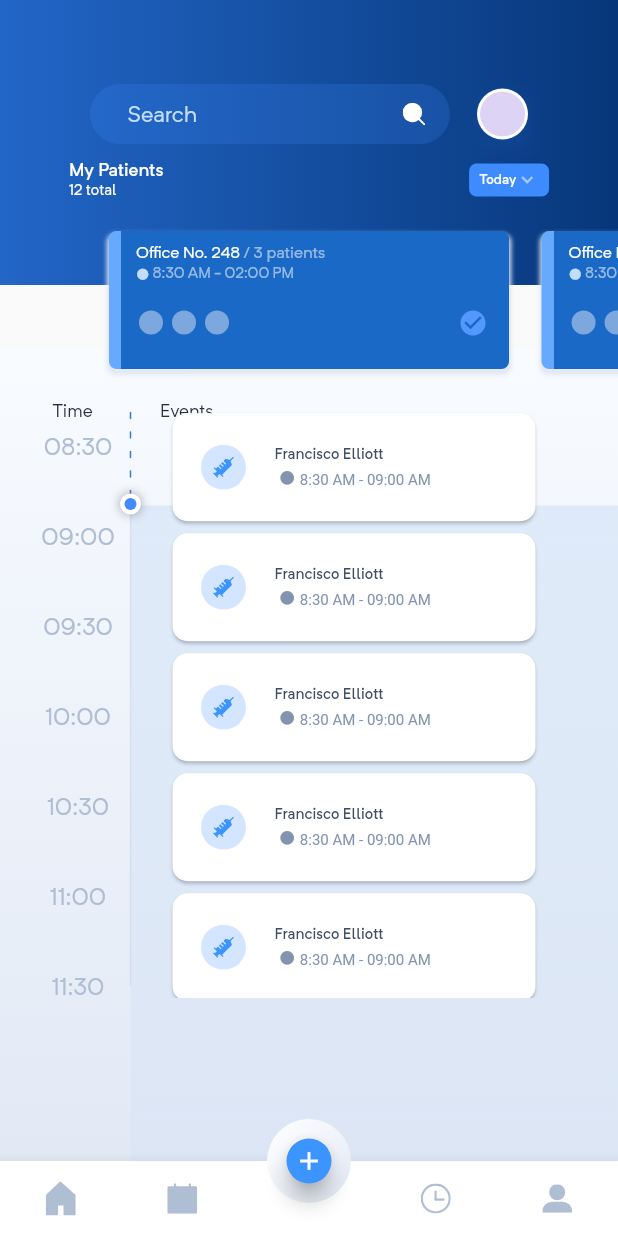
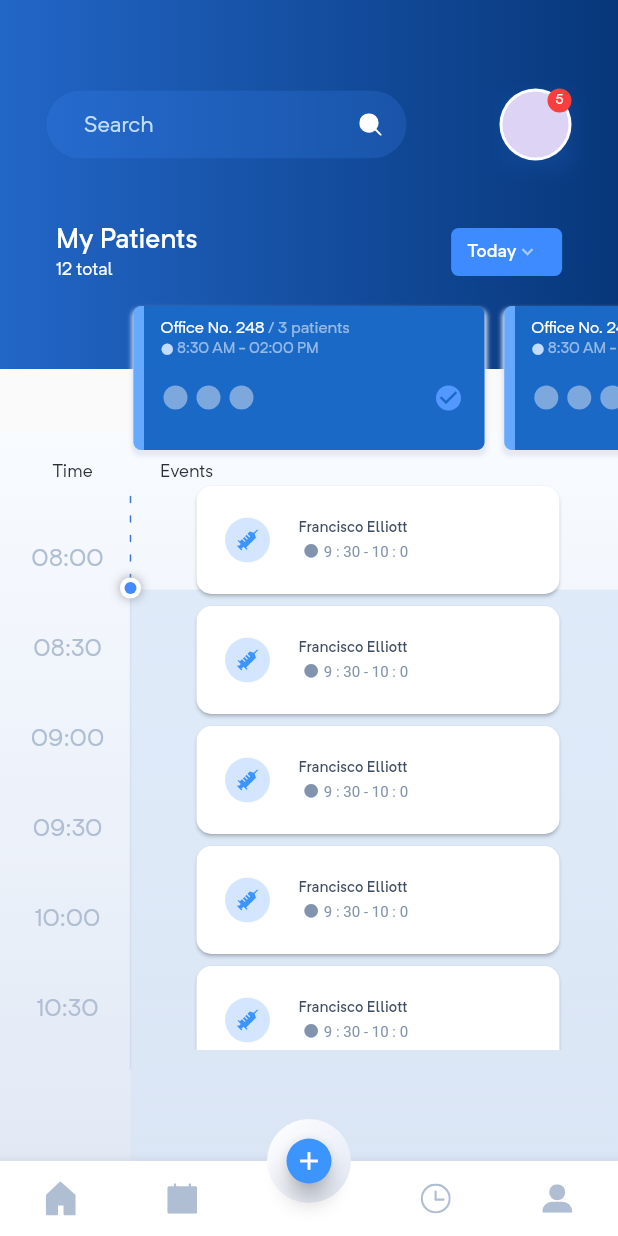
Before and after one commit to Miplex/Pharmagy, a Flutter app: the screen it shows after launch, on a phone screen of 412 x 824 dp. Run offline on Flutter 3.47's test engine with Material 2 defaults, Android fonts, the phone set to English and light mode, and no system bars; our stand-ins replace flutter_svg.

Commit message:
change some widget

```diff
--- a/lib/constants/constants.dart
+++ b/lib/constants/constants.dart
@@ -15,3 +15,4 @@ import 'package:flutter/material.dart';
  const kBackgroundTimeLineColor = Color(0xFFD8D8D8);
  const kTimeLineBackground = LinearGradient(begin: Alignment.topCenter, end: Alignment.bottomCenter, colors: <Color>[Color(0xFFF8FBFF), Color(0xFFE2E9F5)]);
  const kTimeLineSolidColor = Color(0x4DB0BED4);
+ const kAvatarOvalColor = Color(0xFFFA3D3D);
--- a/lib/screens/clock_screen/clock_screen_widget.dart
+++ b/lib/screens/clock_screen/clock_screen_widget.dart
@@ -1,7 +1,4 @@
 import 'package:flutter/material.dart';
-import 'package:flutter_week_view/flutter_week_view.dart';
-
-import 'package:pharmagy/constants/constants.dart';
 
 class ClockScreenWidget extends StatelessWidget {
   const ClockScreenWidget({Key? key}) : super(key: key);
@@ -14,18 +11,8 @@ class ClockScreenWidget extends StatelessWidget {
         title: const Text('Clock'),
       ),
       body: Column(
-        children:  [
-         Expanded(
-           child: DayView(
-             date: now,
-             minimumTime: HourMinute.fromDuration(duration: Duration(hours: 7)),
-              maximumTime: HourMinute.fromDuration(duration: Duration(hours: 20, minutes: 01)),
-             hoursColumnStyle: HoursColumnStyle(
-                 decoration: BoxDecoration(gradient: kTimeLineCycleBackground),
-               interval: Duration( minutes: 30)
-             ),
-         ),
-         ),
+        children:  const [
+         Text('Hello'),
         ],
       ),
     );
--- a/lib/screens/home_screen/home_screen_widget.dart
+++ b/lib/screens/home_screen/home_screen_widget.dart
@@ -38,7 +38,7 @@ class _HomeScreenWidgetState extends State<HomeScreenWidget> {
           Column(
             children: [
               Container(
-                height: 190,
+                height: 246,
                 decoration: const BoxDecoration(
                   gradient: kMainColor,
                 ),
@@ -46,27 +46,27 @@ class _HomeScreenWidgetState extends State<HomeScreenWidget> {
                   mainAxisAlignment: MainAxisAlignment.center,
                   children: [
                     Row(
-                      mainAxisAlignment: MainAxisAlignment.center,
+                      mainAxisAlignment: MainAxisAlignment.spaceAround,
                       children: [
                         SearchWidget(controller: _controller),
-                        const AvatarWidget(),
+                        const AvatarWidget(countAvatar: 5,),
                       ],
                     ),
                     Padding(
-                      padding: const EdgeInsets.only(top: 10),
+                      padding: const EdgeInsets.only(top: 42.0),
                       child: Row(
                         mainAxisAlignment: MainAxisAlignment.spaceAround,
                         children: [
                           Column(
                             crossAxisAlignment: CrossAxisAlignment.start,
-                            children: const [
+                            children:  [
                               Text(
                                 'My Patients',
-                                style: kCardsWidgetPrimaryTextStyle,
+                                style: kCardsWidgetPrimaryTextStyle.copyWith(fontSize: 18.0),
                               ),
                               Text(
                                 '12 total',
-                                style: kCardsWidgetSecondTextStyle,
+                                style: kCardsWidgetSecondTextStyle.copyWith(fontSize: 12.0),
                               ),
                             ],
                           ),
@@ -74,7 +74,8 @@ class _HomeScreenWidgetState extends State<HomeScreenWidget> {
                             width: 20.0,
                           ),
                           Container(
-                            height: 22,
+                            height: 32.0,
+                            width: 74.0,
                             decoration: BoxDecoration(
                               borderRadius: BorderRadius.circular(5.0),
                               color: kSearchColor,
@@ -84,7 +85,7 @@ class _HomeScreenWidgetState extends State<HomeScreenWidget> {
                             ),
                             child: Padding(
                               padding:
-                                  const EdgeInsets.symmetric(horizontal: 6.0),
+                                  const EdgeInsets.symmetric(horizontal: 10.0),
                               child: DropdownButton<String>(
                                 borderRadius: BorderRadius.circular(3.0),
                                 alignment: Alignment.centerRight,
@@ -94,8 +95,7 @@ class _HomeScreenWidgetState extends State<HomeScreenWidget> {
                                   color: Colors.white54,
                                   size: 15.0,
                                 ),
-                                style: kCardsWidgetPrimaryTextStyle.copyWith(
-                                    fontSize: 9.0),
+                                style: kCardsWidgetPrimaryTextStyle,
                                 dropdownColor: kSearchColor,
                                 underline: Container(
                                   color: Colors.transparent,
@@ -127,10 +127,10 @@ class _HomeScreenWidgetState extends State<HomeScreenWidget> {
                 height: 42.0,
               ),
              // ScheduleTimeWidget(),
-              ScheduleAppointmentWidget(items: ['1','', '', '','','','', '', '','',''],),
+              ScheduleAppointmentWidget(items: const ['1','','1','','1','','1','','1','','1','','1','','1',''],),
             ],
           ),
-          Positioned(top: 150.0, child: MainItemWidget()),
+          Positioned(top: 200.0, child: MainItemWidget()),
         ],
       ),
       floatingActionButton:  const FloatingActionButtonWidget(),
--- a/lib/screens/home_screen/widgets/avatar_widget.dart
+++ b/lib/screens/home_screen/widgets/avatar_widget.dart
@@ -1,14 +1,17 @@
 import 'package:flutter/material.dart';
+import '../../../constants/constants.dart';
+
+
 class AvatarWidget extends StatelessWidget {
-  const AvatarWidget({
-    Key? key,
-  }) : super(key: key);
+  const AvatarWidget({ required this.countAvatar, Key? key,}) : super(key: key);
+
+ final int countAvatar;
 
   @override
   Widget build(BuildContext context) {
-    return const Padding(
-      padding: EdgeInsets.only(left: 18.0),
-      child: DecoratedBox(
+    return Stack(
+      children:  [
+         const DecoratedBox(
            decoration: BoxDecoration(
              boxShadow: [
                BoxShadow(
@@ -19,14 +22,28 @@ class AvatarWidget extends StatelessWidget {
              ],
            ),
            child: CircleAvatar(
-          radius: 17,
+             radius: 24,
              backgroundColor: Colors.white,
              child:  CircleAvatar(
-            radius: 15,
+               radius: 22,
                backgroundColor: Color.fromRGBO(83, 33, 198, 0.2),
              ),
            ),
          ),
+
+        Positioned(
+            right: 0,
+            top: 0,
+            child: CircleAvatar(
+              radius: 8,
+              backgroundColor: kAvatarOvalColor,
+              child: Text('$countAvatar',
+                style: kCardsWidgetSecondTextStyle.copyWith(fontSize: 9),
+              ),
+              ),
+            ),
+
+    ]
     );
   }
 }
--- a/lib/screens/home_screen/widgets/floating_action_button_widget.dart
+++ b/lib/screens/home_screen/widgets/floating_action_button_widget.dart
@@ -36,10 +36,10 @@ class FloatingActionButtonWidget extends StatefulWidget {
             builder: (context) => ListCardWidget(
               firstNameController: firstNameController.text,
               lastNameController: lastNameController.text,
-              beginTimeHourController: beginTimeHourController.text,
-              beginTimeMinuteController: beginTimeMinuteController.text,
-              endTimeHourController: endTimeHourController.text,
-              endTimeMinuteController: endTimeMinuteController.text,
+              beginTimeHourController: int.parse(beginTimeHourController.text),
+              beginTimeMinuteController: int.parse(beginTimeMinuteController.text),
+              endTimeHourController: int.parse(endTimeHourController.text),
+              endTimeMinuteController: int.parse(endTimeMinuteController.text),
             ),
         )
         );
--- a/lib/screens/home_screen/widgets/list_card_widget.dart
+++ b/lib/screens/home_screen/widgets/list_card_widget.dart
@@ -8,18 +8,18 @@ class ListCardWidget extends StatelessWidget {
     this.appointmentData,
     this.firstNameController,
     this.lastNameController,
-    this.beginTimeHourController,
-    this.beginTimeMinuteController,
-    this.endTimeHourController,
-    this.endTimeMinuteController
+    required this.beginTimeHourController,
+    required this.beginTimeMinuteController,
+    required this.endTimeHourController,
+    required this.endTimeMinuteController
   }) : super(key: key);
 final AppointmentData? appointmentData;
   final firstNameController;
   final lastNameController;
-  final beginTimeHourController;
-  final beginTimeMinuteController;
-  final endTimeHourController;
-  final endTimeMinuteController;
+  final int beginTimeHourController;
+  final int beginTimeMinuteController;
+  final int endTimeHourController;
+  final int endTimeMinuteController;
   @override
   Widget build(BuildContext context) {
     return SizedBox(
@@ -65,8 +65,8 @@ final AppointmentData? appointmentData;
                   MainAxisAlignment.center,
                   crossAxisAlignment:
                   CrossAxisAlignment.center,
-                  children: const [
-                     Padding(
+                  children:  [
+                     const Padding(
                       padding: EdgeInsets.symmetric(
                           horizontal: 3,
                           vertical: 2),
@@ -77,9 +77,8 @@ final AppointmentData? appointmentData;
                       ),
                     ),
                     Text(
-                       '8:30 AM - 09:00 AM',
-                       //'${beginTimeHourController} : ${beginTimeMinuteController} - ',
-                      //     '${appointmentData.endTmeHour} : ${appointmentData.endTimeMinute}',
+                      // '8:30 AM - 09:00 AM',
+                       '${beginTimeHourController} : ${beginTimeMinuteController} - ${endTimeHourController} : ${endTimeMinuteController}',
                       style:  TextStyle(
                           color: Color(0xff8193ae),
                           fontSize: 10,
--- a/lib/screens/home_screen/widgets/main_item_widget.dart
+++ b/lib/screens/home_screen/widgets/main_item_widget.dart
@@ -4,7 +4,7 @@
 class MainItemWidget extends StatelessWidget{
   MainItemWidget({Key? key}) : super (key: key);
   final List<String> items = <String> ['1', '2','3' ,'1', '2','3'];
-  final PageController _pageController = PageController(viewportFraction: 0.7);
+  final PageController _pageController = PageController(viewportFraction: 0.6);
 
   @override
   Widget build(BuildContext context) {
@@ -13,7 +13,7 @@
       children: [
         SizedBox(
           width: media.size.width,
-          height: media.size.height / 6.5,
+          height: media.size.height / 6.0,
           child: PageView.builder(
               controller: _pageController,
               itemCount: items.length,
@@ -21,7 +21,9 @@
                 return Column(
                   children:  [
                     SizedBox(
-                      width: media.size.width / 1.5,
+                     // width: media.size.width / 1.5,
+                      width: 242,
+                      height: 104,
                       child: Card(
                         shape: RoundedRectangleBorder(
                             borderRadius: BorderRadius.circular(5.0)
--- a/lib/screens/home_screen/widgets/schedule_appointment_widget/schedule_appointment_widget.dart
+++ b/lib/screens/home_screen/widgets/schedule_appointment_widget/schedule_appointment_widget.dart
@@ -12,8 +12,13 @@ class ScheduleAppointmentWidget extends StatelessWidget {
   ScheduleAppointmentWidget({Key? key, required this.items}) : super(key: key);
   final List<String> items;
   final ScrollController controller = ScrollController();
+  DateTime now = DateTime.now();
+
+
   @override
   Widget build(BuildContext context) {
+
+
     MediaQueryData media = MediaQuery.of(context);
     return Expanded(
       child: DecoratedBox(
@@ -60,50 +65,52 @@ class ScheduleAppointmentWidget extends StatelessWidget {
               //crossAxisAlignment: CrossAxisAlignment.center,
               children: [
                 // PainterWidget(),
-                Row(
+                Padding(
+                  padding: const EdgeInsets.symmetric(vertical: 18.0, horizontal: 35.0),
+                  child: Row(
                     children: const [
-                    Padding(
-                      padding: EdgeInsets.only(left: 35.0, top: 34.0),
-                      child: Text('Time',
+                      Text('Time',
                           style: TextStyle(
                               color: Color(0xff2a2d36),
                               fontSize: 12,
-                              fontFamily: 'NeutrifPro',
-                              height: 1.41)),
-                    ),
+                              fontFamily: 'NeutrifPro',)),
                       SizedBox(
                         width: 45.0,
                       ),
-                    Padding(
-                      padding: EdgeInsets.only(top: 34.0),
-                      child: Text('Events',
+                      Text('Events',
                           style: TextStyle(
                             color: Color(0xff2a2d36),
                             fontSize: 12,
                             fontFamily: 'NeutrifPro',
                             height: 1.41,
                           )),
+                    ],
                   ),
-                  ],
                 ),
               ],
             ),
             Row(
-              mainAxisAlignment: MainAxisAlignment.spaceAround,
+              mainAxisAlignment: MainAxisAlignment.spaceBetween,
               children: [
                 SingleChildScrollView(
                   child: Column(
                     children: [
                       const SizedBox(height: 55.0,),
-                      ScheduleTimeWidget(),
+                      ScheduleTimeWidget(
+                        beginHour: 7, beginMinute: 30, beginSecond: 0,
+                        endHour: 19, endMinute: 0, endSecond: 0, interval: 30,
+                      ),
                     ],
                   ),
                 ),
-                SizedBox(
-                  width: 294.0,
+                Padding(
+                  padding: const EdgeInsets.only(right: 15.0),
+                  child: SizedBox(
+                    //width: 294,
+                    width: 270.0,
                     height: media.size.height / 2,
                     child: Padding(
-                    padding: const EdgeInsets.only(top: 18.0),
+                      padding: const EdgeInsets.only(top: 32.0),
                       child: ListView.builder(
                           controller: controller,
                           itemCount: items.length,
@@ -111,12 +118,16 @@ class ScheduleAppointmentWidget extends StatelessWidget {
                             return Column(
                               crossAxisAlignment: CrossAxisAlignment.start,
                               children: [
-                              ListCardWidget(),
+                                ListCardWidget(
+                                  beginTimeHourController: 9, beginTimeMinuteController: 30,
+                                  endTimeHourController: 10, endTimeMinuteController: 00,
+                                ),
                                 // ListCardWidgetCurrently(),
                                 //  ListCardWidgetInactive(),
                               ],
                             );
                           }),
+                    ),
                   ),
                 ),
               ],
--- a/lib/screens/home_screen/widgets/schedule_time_widget.dart
+++ b/lib/screens/home_screen/widgets/schedule_time_widget.dart
@@ -2,35 +2,52 @@ import 'package:flutter/material.dart';
 import 'package:intl/intl.dart';
 
 class ScheduleTimeWidget extends StatelessWidget {
-  ScheduleTimeWidget({Key? key}) : super(key: key);
+  ScheduleTimeWidget({
+      required this.beginHour,
+      required this.beginMinute,
+      required this.beginSecond,
+      required this.interval,
+      required this.endHour,
+      required this.endMinute,
+      required this.endSecond,
+      Key? key}) : super(key: key);
 
 //  DateFormat now = DateFormat('HH:mm');
 
 
   DateTime now = DateTime.now();
+  List<String> timeSlots = [];
 
+ final int beginHour;
+ final int beginMinute;
+ final int beginSecond;
+ final int endHour;
+ final int endMinute;
+ final int endSecond;
+ final int interval;
 
-  List<String> timeSlots = [];
 
 
   @override
   Widget build(BuildContext context) {
 
-    DateTime startTime = DateTime(now.year, now.month, now.day, 8, 0, 0);
-    DateTime endTime = DateTime(now.year, now.month, now.day, 22, 0, 0);
-    Duration step = const Duration(minutes: 30);
 
-    while(startTime.isBefore(endTime)) {
+    DateTime beginTime = DateTime(now.year, now.month, now.day, beginHour, beginMinute, beginSecond);
+    DateTime endTime = DateTime(now.year, now.month, now.day, endHour, endMinute, endSecond);
+    Duration step =  Duration(minutes: interval);
 
-      DateTime timeIncrement = startTime.add(step);
+    while(beginTime.isBefore(endTime)) {
+
+      DateTime timeIncrement = beginTime.add(step);
       timeSlots.add(DateFormat.Hm().format(timeIncrement));
-      startTime = timeIncrement;
-      print(startTime.toString());
+      beginTime = timeIncrement;
+     // print(beginTime.toString());
     }
 
 
+
     return SizedBox(
-      height: 400.0,
+      height: 320.0,
       width: 90.0,
       child: ListView.builder(
         itemCount: 1,
@@ -50,21 +67,7 @@ class ScheduleTimeWidget extends StatelessWidget {
 
           }
           ).toList(),
-          // [
-          //   Text(
-          //     timeSlots.toString(),
-          //     style: const TextStyle(
-          //         color: Color(0xffB0BED4),
-          //         fontSize: 16,
-          //         fontFamily: 'NeutrifPro',
-          //         height: 1.41),
-          //   ),
-          //   const SizedBox(
-          //     height: 20.0,
-          //   ),
-          //   // Text('8:30', style:  TextStyle(color: Color(0xffB0BED4), fontSize: 12, fontFamily: 'NeutrifPro',height: 1.41),),
-          //   // SizedBox(height: 23.0,),
-          // ],
+
         );
       }),
     );
--- a/lib/screens/home_screen/widgets/search_widget.dart
+++ b/lib/screens/home_screen/widgets/search_widget.dart
@@ -12,7 +12,7 @@ class SearchWidget extends StatelessWidget {
   Widget build(BuildContext context) {
     return Container(
       width: 240,
-      height: 40,
+      height: 45,
       decoration: BoxDecoration(
         borderRadius: BorderRadius.circular(25.0),
         boxShadow: [
```
Lines whose indentation alone changed are shown as unchanged.
